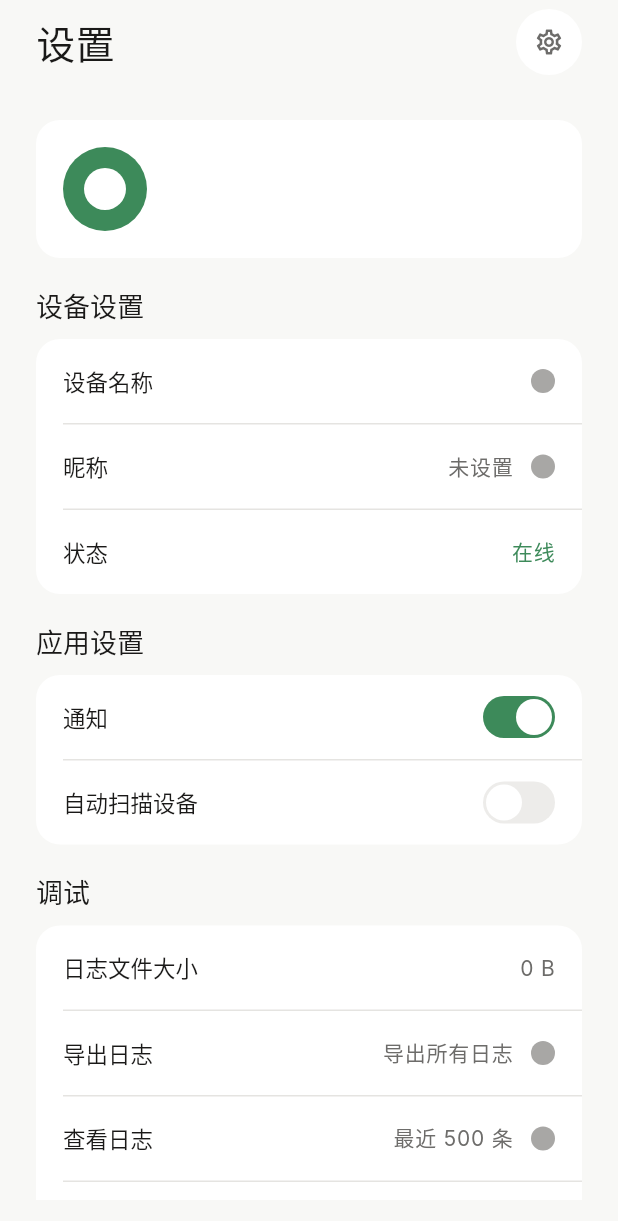
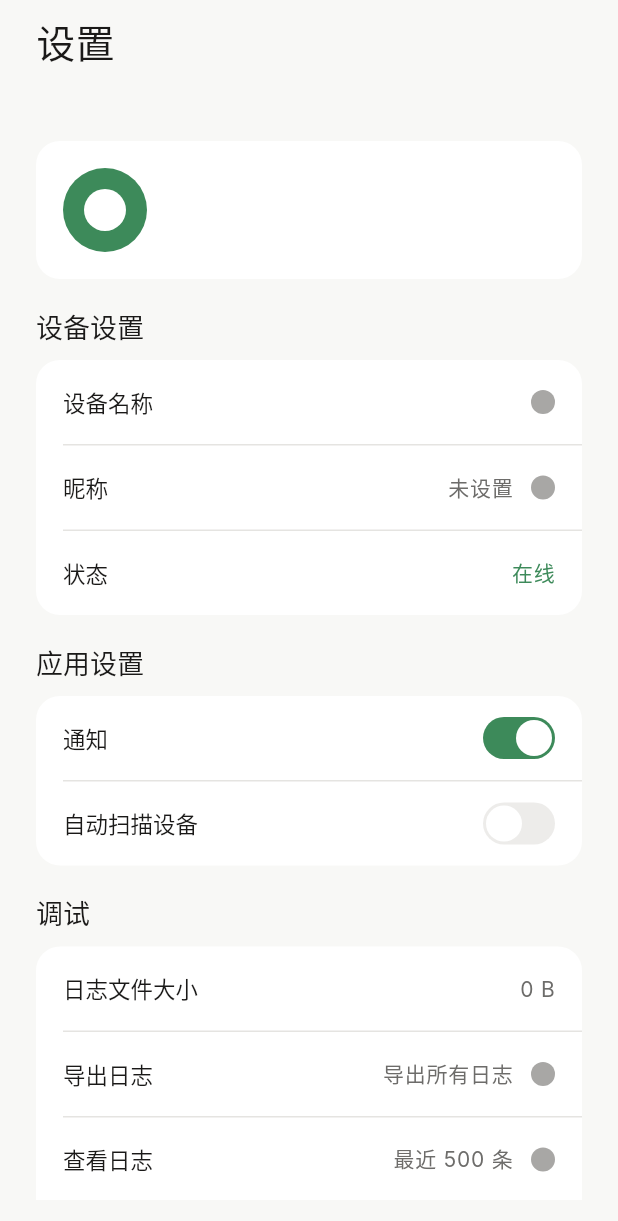
Before and after one commit to sunO2/p2pshare, a Flutter app: the SettingsScreen screen opened directly, on a phone screen of 412 x 824 dp. Shown: the top 1221 px of the screen. Run offline on Flutter 3.47's test engine with Material 3 defaults, Android fonts, the phone set to English and light mode, and no system bars; our stand-ins replace logger, share_plus; missing offline and left inert: dart:ffi, flutter_rust_bridge; Roboto replaces fonts that are missing (Inter, Outfit).

Commit message:
update ui

```diff
--- a/app/lib/screens/settings_screen.dart
+++ b/app/lib/screens/settings_screen.dart
@@ -3,6 +3,7 @@ import 'package:flutter/services.dart';
 import 'package:share_plus/share_plus.dart';
 import '../p2p_manager.dart';
 import '../services/log_service.dart';
+import '../widgets/unified_app_bar.dart';
 
 class SettingsScreen extends StatefulWidget {
   const SettingsScreen({super.key});
@@ -58,60 +59,21 @@ class _SettingsScreenState extends State<SettingsScreen> {
         statusBarBrightness: Brightness.light,
       ),
       child: Scaffold(
-        body: Column(
-          children: [
-            // Header
-            _buildHeader(),
+        body: SafeArea(
+          bottom: false,
+          child: Column(
+            children: [
+              // Header - use UnifiedAppBar
+              const UnifiedAppBar(
+                title: '设置',
+                showBackButton: false,
+              ),
 
-            // Content
-            Expanded(child: _buildContent(_deviceName, _localPeerId)),
-          ],
+              // Content
+              Expanded(child: _buildContent(_deviceName, _localPeerId)),
+            ],
+          ),
         ),
-      ),
-    );
-  }
-
-  Widget _buildHeader() {
-    final topPadding = MediaQuery.of(context).padding.top;
-    return Container(
-      height: 56 + topPadding,
-      padding: EdgeInsets.only(top: topPadding, left: 24, right: 24, bottom: 0),
-      decoration: const BoxDecoration(
-        color: Color(0xFFF8F8F6),
-      ),
-      child: Row(
-        mainAxisAlignment: MainAxisAlignment.spaceBetween,
-        children: [
-          Text(
-            '设置',
-            style: const TextStyle(
-              fontFamily: 'Outfit',
-              fontSize: 26,
-              fontWeight: FontWeight.normal,
-              color: Color(0xFF1A1918),
-            ),
-          ),
-          Container(
-            width: 44,
-            height: 44,
-            decoration: const BoxDecoration(
-              color: Colors.white,
-              shape: BoxShape.circle,
-            ),
-            child: Material(
-              color: Colors.transparent,
-              child: InkWell(
-                borderRadius: BorderRadius.circular(22),
-                onTap: () {},
-                child: const Icon(
-                  Icons.settings_outlined,
-                  size: 20,
-                  color: Color(0xFF6D6C6A),
-                ),
-              ),
-            ),
-          ),
-        ],
       ),
     );
   }
--- /dev/null
+++ b/app/lib/widgets/unified_app_bar.dart
@@ -0,0 +1,136 @@
+import 'package:flutter/material.dart';
+
+/// 统一风格的导航头组件
+/// 高度: 70px + topPadding (状态栏)
+/// 背景色: #F8F8F6
+/// 支持返回按钮、标题和可选的状态指示器
+class UnifiedAppBar extends StatelessWidget implements PreferredSizeWidget {
+  final String title;
+  final bool showBackButton;
+  final VoidCallback? onBackPressed;
+  final Widget? statusIndicator;
+  final List<Widget>? actions;
+  final Color backgroundColor;
+
+  const UnifiedAppBar({
+    super.key,
+    required this.title,
+    this.showBackButton = true,
+    this.onBackPressed,
+    this.statusIndicator,
+    this.actions,
+    this.backgroundColor = const Color(0xFFF8F8F6),
+  });
+
+  @override
+  Size get preferredSize => const Size.fromHeight(70);
+
+  @override
+  Widget build(BuildContext context) {
+    final topPadding = MediaQuery.of(context).padding.top;
+    final totalHeight = 70.0 + topPadding;
+
+    return Container(
+      height: totalHeight,
+      padding: EdgeInsets.only(top: topPadding, left: 24, right: 24, bottom: 16),
+      decoration: BoxDecoration(
+        color: backgroundColor,
+      ),
+      child: Row(
+        children: [
+          // Back button
+          if (showBackButton) ...[
+            GestureDetector(
+              onTap: onBackPressed ?? () => Navigator.pop(context),
+              child: Container(
+                width: 36,
+                height: 36,
+                decoration: const BoxDecoration(
+                  color: Color(0xFFE8E8E6),
+                  shape: BoxShape.circle,
+                ),
+                child: const Icon(
+                  Icons.arrow_back,
+                  size: 18,
+                  color: Color(0xFF6D6C6A),
+                ),
+              ),
+            ),
+            const SizedBox(width: 12),
+          ],
+
+          // Title with optional status
+          Expanded(
+            child: Column(
+              mainAxisAlignment: statusIndicator != null
+                  ? MainAxisAlignment.end
+                  : MainAxisAlignment.center,
+              crossAxisAlignment: CrossAxisAlignment.start,
+              children: [
+                Text(
+                  title,
+                  style: const TextStyle(
+                    fontFamily: 'Outfit',
+                    fontSize: 26,
+                    fontWeight: FontWeight.normal,
+                    color: Color(0xFF1A1918),
+                ),
+                ),
+                if (statusIndicator != null) ...[
+                  const SizedBox(height: 4),
+                  statusIndicator!,
+                ],
+              ],
+            ),
+          ),
+
+          // Actions
+          ...?actions,
+        ],
+      ),
+    );
+  }
+}
+
+/// 在线状态指示器组件
+class OnlineStatusIndicator extends StatelessWidget {
+  final String text;
+
+  const OnlineStatusIndicator({
+    super.key,
+    this.text = '在线',
+  });
+
+  @override
+  Widget build(BuildContext context) {
+    return Container(
+      padding: const EdgeInsets.symmetric(horizontal: 10, vertical: 4),
+      decoration: BoxDecoration(
+        color: const Color(0xFFC8F0D8),
+        borderRadius: BorderRadius.circular(100),
+      ),
+      child: Row(
+        mainAxisSize: MainAxisSize.min,
+        children: [
+          Container(
+            width: 8,
+            height: 8,
+            decoration: const BoxDecoration(
+              color: Color(0xFF3D8A5A),
+              shape: BoxShape.circle,
+            ),
+          ),
+          const SizedBox(width: 6),
+          Text(
+            text,
+            style: const TextStyle(
+              fontSize: 11,
+              fontWeight: FontWeight.normal,
+              color: Color(0xFF3D8A5A),
+            ),
+          ),
+        ],
+      ),
+    );
+  }
+}
```
Also changed, not shown: app/lib/screens/chat_screen.dart (+15 -89 lines), app/lib/screens/device_detail_screen.dart (+13 -48 lines), app/lib/screens/home_screen.dart (+8 -4 lines).
